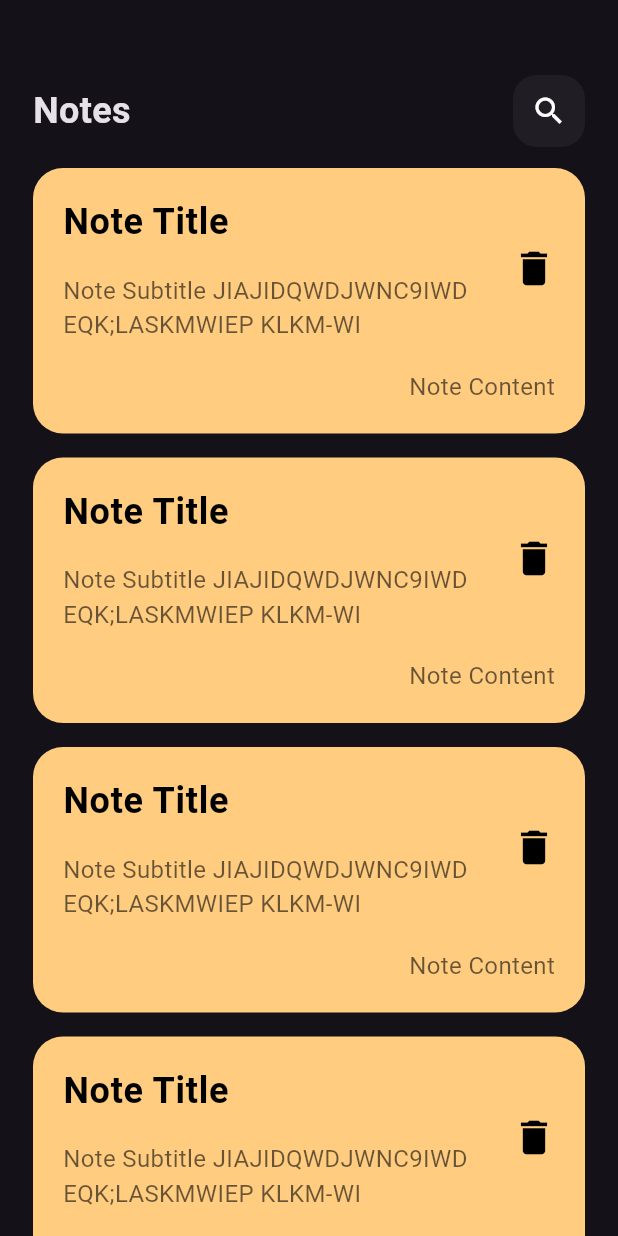
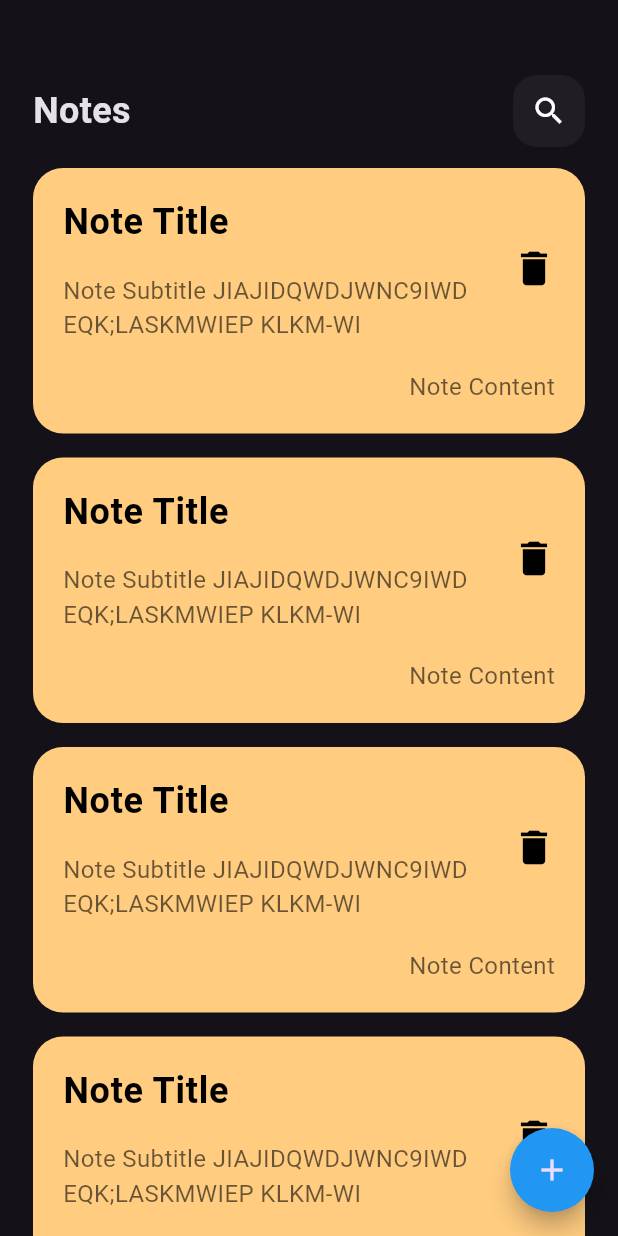
Before and after one commit to joyanis-dev/notes_app, a Flutter app: the screen it shows after launch, on a phone screen of 412 x 824 dp. Run offline on Flutter 3.47's test engine with Material 3 defaults, Android fonts, the phone set to English and light mode, and no system bars.

Commit message:
Add floating action button to notes view for adding new notes

```diff
--- a/lib/views/notes_view.dart
+++ b/lib/views/notes_view.dart
@@ -7,6 +7,16 @@ class NotesView extends StatelessWidget {
   @override
   Widget build(BuildContext context) {
     return Scaffold(
+      floatingActionButton: FloatingActionButton(
+        backgroundColor: Colors.blue,
+        shape: RoundedRectangleBorder(
+          borderRadius: BorderRadius.circular(30.0),
+        ),
+        onPressed: () {
+          // Action for the floating action button
+        },
+        child: const Icon(Icons.add),
+      ),
       body: NotesViewBody(),
 
     );
```
